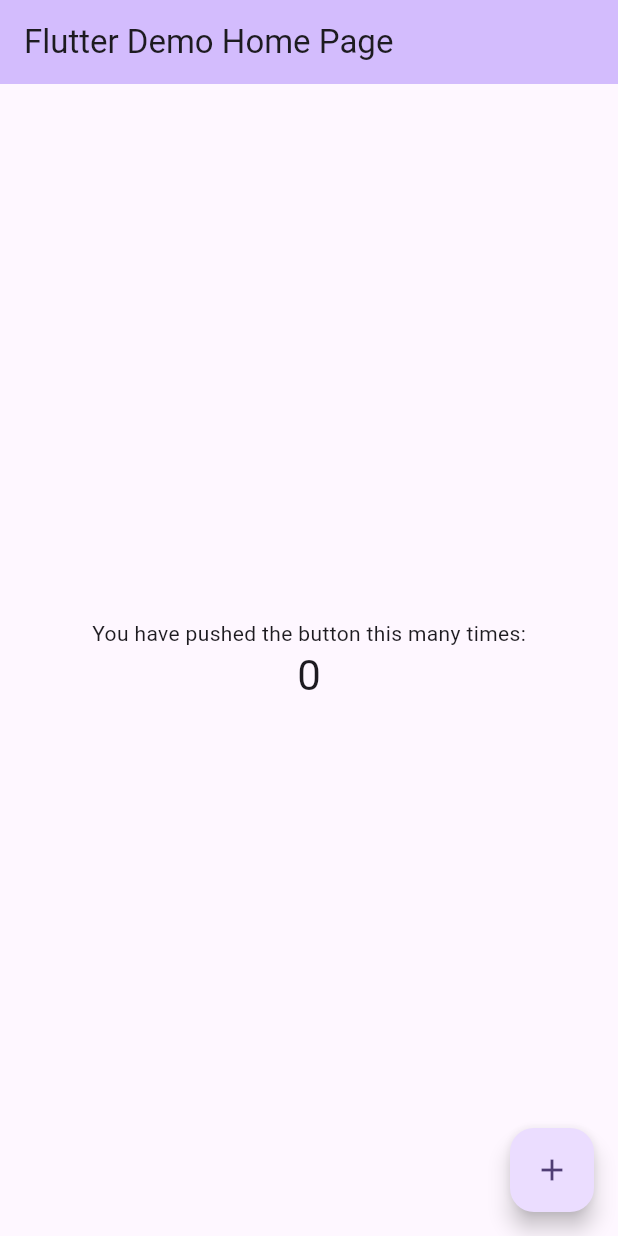
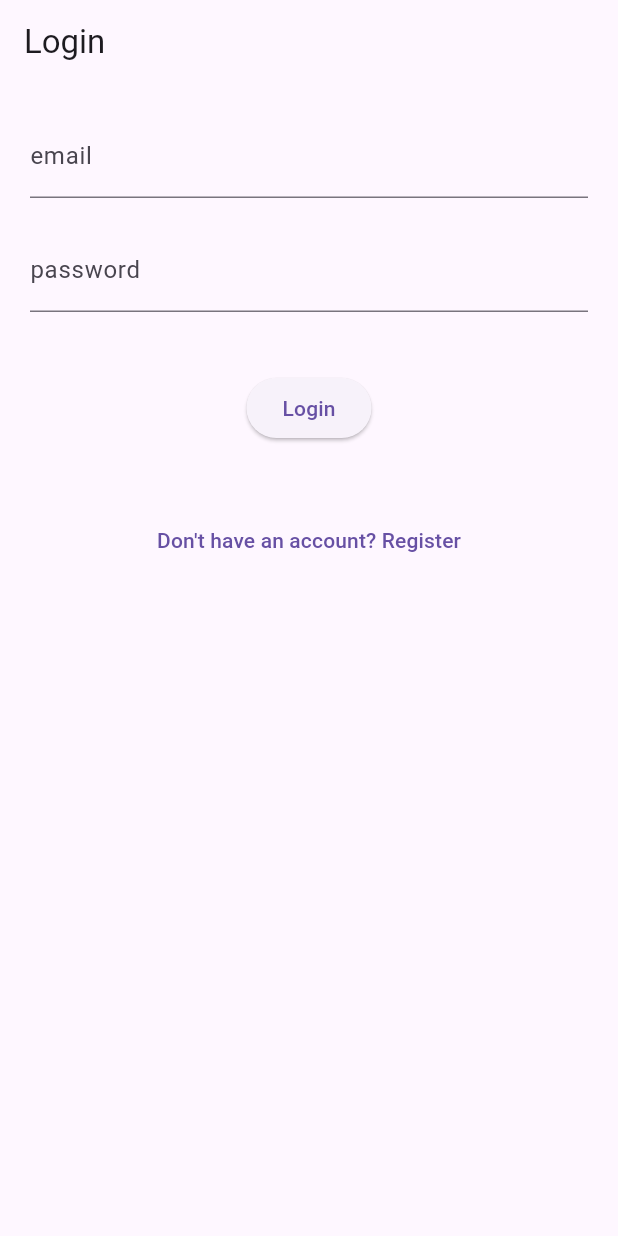
Before and after one commit to a-saber/nti5_firebase, a Flutter app: the screen it shows after launch, on a phone screen of 412 x 824 dp. Run offline on Flutter 3.47's test engine with Material 3 defaults, Android fonts, the phone set to English and light mode, and no system bars; our stand-ins replace cloud_firestore, dartz, firebase_auth, firebase_core, flutter_bloc, fluttertoast; accounts and stored records are empty.

Commit message:
firebase auth, firestore

```diff
--- /dev/null
+++ b/lib/features/auth/cubit/login/login_cubit.dart
@@ -0,0 +1,32 @@
+import 'package:flutter/material.dart';
+import 'package:flutter_bloc/flutter_bloc.dart';
+import 'package:nti5_firebase/features/auth/data/repo/auth_repo.dart';
+
+import 'login_state.dart';
+
+class LoginCubit extends Cubit<LoginState>{
+  LoginCubit(this.repo) : super(LoginInitial());
+  static LoginCubit get(context) => BlocProvider.of(context);
+  final AuthRepo repo;
+
+  var email = TextEditingController();
+  var password = TextEditingController();
+  var formKey = GlobalKey<FormState>();
+
+
+  void login() async{
+    if(formKey.currentState?.validate() == false) return;
+
+
+    emit(LoginLoading());
+    var result = await repo.login(
+      emailAddress: email.text,
+      password: password.text
+    );
+    result.fold(
+        (error)=> emit(LoginError(error)),
+        (model)=> emit(LoginSuccess(model))
+    );
+  }
+
+}
--- /dev/null
+++ b/lib/features/auth/cubit/login/login_state.dart
@@ -0,0 +1,17 @@
+import 'package:nti5_firebase/features/auth/data/models/user_model.dart';
+
+abstract class LoginState{}
+
+class LoginInitial extends LoginState{}
+
+class LoginLoading extends LoginState{}
+
+class LoginSuccess extends LoginState{
+  UserModel userModel ;
+  LoginSuccess(this.userModel);
+}
+
+class LoginError extends LoginState{
+  String error;
+  LoginError(this.error);
+}
--- a/lib/features/auth/cubit/register/register_cubit.dart
+++ b/lib/features/auth/cubit/register/register_cubit.dart
@@ -20,6 +20,7 @@ class RegisterCubit extends Cubit<RegisterState>{
     if(formKey.currentState?.validate() == false) return;
     if(password.text != confirmPassword.text){
       emit(RegisterError('Passwords don\'t match'));
+      return;
     }
 
     emit(RegisterLoading());
@@ -31,7 +32,7 @@ class RegisterCubit extends Cubit<RegisterState>{
     );
     result.fold(
         (error)=> emit(RegisterError(error)),
-        (model)=> emit(RegisterSuccess(model))
+        (u)=> emit(RegisterSuccess())
     );
   }
 
--- a/lib/features/auth/cubit/register/register_state.dart
+++ b/lib/features/auth/cubit/register/register_state.dart
@@ -6,11 +6,7 @@ class RegisterInitial extends RegisterState{}
 
 class RegisterLoading extends RegisterState{}
 
-class RegisterSuccess extends RegisterState{
-  UserModel userModel;
-  RegisterSuccess(this.userModel);
-}
-
+class RegisterSuccess extends RegisterState{}
 class RegisterError extends RegisterState{
   String error;
   RegisterError(this.error);
--- a/lib/features/auth/data/repo/auth_repo.dart
+++ b/lib/features/auth/data/repo/auth_repo.dart
@@ -1,9 +1,10 @@
+import 'package:cloud_firestore/cloud_firestore.dart';
 import 'package:dartz/dartz.dart';
 import 'package:firebase_auth/firebase_auth.dart';
 import 'package:nti5_firebase/features/auth/data/models/user_model.dart';
 
 class AuthRepo{
-  Future<Either<String, UserModel>> register({
+  Future<Either<String, Unit>> register({
     required String emailAddress,
     required String name,
     required String phone,
@@ -14,22 +15,64 @@ class AuthRepo{
         email: emailAddress,
         password: password,
       );
+      await credential.user?.sendEmailVerification();
 
-      var user = UserModel(
+      UserModel userModel = UserModel(
         email: emailAddress,
+        name: name,
         phone: phone,
-        name: name,
-        id: credential.user!.uid
+        id: credential.user?.uid
       );
-      return right(user);
+
+      await FirebaseFirestore.instance.collection('users')
+      .add(userModel.toJson());
+      return right(unit);
 
     } catch (e) {
+      print('Error Register: ${e.toString()}');
       if(e is FirebaseAuthException){
       if (e.code == 'weak-password') {
         return left('The password provided is too weak.');
       } else if (e.code == 'email-already-in-use') {
         return left('The account already exists for that email.');
       }
+      return left('${e.code} ${e.message}');
+    }
+      return left('error has happened');
+    }
+  }
+  Future<Either<String, UserModel>> login({
+    required String emailAddress,
+    required String password
+})async{
+    try {
+      final credential = await FirebaseAuth.instance.signInWithEmailAndPassword(
+        email: emailAddress,
+        password: password,
+      );
+      if(credential.user!.emailVerified){
+        var user = UserModel(
+            email: emailAddress,
+            id: credential.user!.uid
+        );
+        return right(user);
+      }
+      else {
+        return left('Please verify your email first');
+      }
+
+
+
+
+
+    } catch (e) {
+      if(e is FirebaseAuthException){
+        if (e.code == 'user-not-found') {
+          return left('No user found for that email.');
+        } else if (e.code == 'wrong-password') {
+          return left('Wrong password provided for that user.');
+        }
+        return left('${e.code} ${e.message}');
     }
       print(e.toString());
       return left('error has happened');
--- /dev/null
+++ b/lib/features/auth/views/login_view.dart
@@ -0,0 +1,116 @@
+import 'package:flutter/material.dart';
+import 'package:flutter_bloc/flutter_bloc.dart';
+import 'package:fluttertoast/fluttertoast.dart';
+import 'package:nti5_firebase/features/auth/data/repo/auth_repo.dart';
+
+import '../../home/views/home_view.dart';
+import '../cubit/login/login_cubit.dart';
+import '../cubit/login/login_state.dart';
+import 'register_view.dart';
+
+
+class LoginView extends StatelessWidget {
+  const LoginView({super.key});
+
+  @override
+  Widget build(BuildContext context) {
+    return BlocProvider(
+      create: (context)=> LoginCubit(AuthRepo()),
+      child: Scaffold(
+        appBar: AppBar(
+          title: Text('Login'),
+        ),
+        body: BlocConsumer<LoginCubit, LoginState>(
+          listener: (context, state){
+            if( state is LoginSuccess){
+              Fluttertoast.showToast(
+                  msg: "Logged in Successfully",
+                  toastLength: Toast.LENGTH_LONG,
+                  gravity: ToastGravity.CENTER,
+                  timeInSecForIosWeb: 1,
+                  backgroundColor: Colors.green,
+                  textColor: Colors.white,
+                  fontSize: 16.0
+              );
+              Navigator.pushAndRemoveUntil(
+                  context,
+                  MaterialPageRoute(builder: (context)=> HomeView()),
+                  (r)=> false
+              );
+
+            }
+            else if(state is LoginError){
+              Fluttertoast.showToast(
+                  msg: state.error,
+                  toastLength: Toast.LENGTH_LONG,
+                  gravity: ToastGravity.CENTER,
+                  timeInSecForIosWeb: 1,
+                  backgroundColor: Colors.red,
+                  textColor: Colors.white,
+                  fontSize: 16.0
+              );
+            }
+          },
+          builder: (context, state){
+            var cubit = LoginCubit.get(context);
+            return Form(
+                key: cubit.formKey,
+                child: SingleChildScrollView(
+                  padding: EdgeInsets.all(20),
+                  child: Column(
+                    children:
+                    [
+
+                      TextFormField(
+                        controller: cubit.email,
+                        decoration: InputDecoration(
+                          labelText: 'email',
+                        ),
+                        validator: (value){
+                          if(value == null || value.isEmpty){
+                            return 'email is required';
+                          }
+                          return null;
+                        },
+                      ),
+                      SizedBox(height: 20,),
+                      TextFormField(
+                        controller: cubit.password,
+                        decoration: InputDecoration(
+                          labelText: 'password',
+                        ),
+                        validator: (value){
+                          if(value == null || value.isEmpty){
+                            return 'password is required';
+                          }
+                          return null;
+                        },
+                      ),
+                      SizedBox(height: 40,),
+
+                      if(state is LoginLoading)
+                        CircularProgressIndicator()
+                      else
+                        ElevatedButton(
+                            onPressed: cubit.login,
+                            child: Text('Login')
+                        ),
+
+                      SizedBox(height: 40,),
+                      TextButton(onPressed: (){
+                        Navigator.push(context, MaterialPageRoute(builder: (context)=> RegisterView()));
+                      },
+                          child: Text('Don\'t have an account? Register'))
+
+                    ],
+
+                  ),
+                )
+            );
+          },
+        ),
+      ),
+
+    );
+  }
+}
--- a/lib/main.dart
+++ b/lib/main.dart
@@ -1,6 +1,10 @@
 import 'package:firebase_auth/firebase_auth.dart';
 import 'package:firebase_core/firebase_core.dart';
 import 'package:flutter/material.dart';
+import 'package:nti5_firebase/features/auth/views/login_view.dart';
+import 'package:nti5_firebase/features/home/views/home_view.dart';
+
+import 'features/auth/views/register_view.dart';
 
 void main() async{
   WidgetsFlutterBinding.ensureInitialized();
@@ -26,114 +30,9 @@ class MyApp extends StatelessWidget {
   Widget build(BuildContext context) {
     return MaterialApp(
       title: 'Flutter Demo',
-      theme: ThemeData(
-        // This is the theme of your application.
-        //
-        // TRY THIS: Try running your application with "flutter run". You'll see
-        // the application has a purple toolbar. Then, without quitting the app,
-        // try changing the seedColor in the colorScheme below to Colors.green
-        // and then invoke "hot reload" (save your changes or press the "hot
-        // reload" button in a Flutter-supported IDE, or press "r" if you used
-        // the command line to start the app).
-        //
-        // Notice that the counter didn't reset back to zero; the application
-        // state is not lost during the reload. To reset the state, use hot
-        // restart instead.
-        //
-        // This works for code too, not just values: Most code changes can be
-        // tested with just a hot reload.
-        colorScheme: ColorScheme.fromSeed(seedColor: Colors.deepPurple),
-        useMaterial3: true,
-      ),
-      home: const MyHomePage(title: 'Flutter Demo Home Page'),
+      home: FirebaseAuth.instance.currentUser == null ?
+      LoginView() :
+      HomeView(),
     );
   }
 }
-
-class MyHomePage extends StatefulWidget {
-  const MyHomePage({super.key, required this.title});
-
-  // This widget is the home page of your application. It is stateful, meaning
-  // that it has a State object (defined below) that contains fields that affect
-  // how it looks.
-
-  // This class is the configuration for the state. It holds the values (in this
-  // case the title) provided by the parent (in this case the App widget) and
-  // used by the build method of the State. Fields in a Widget subclass are
-  // always marked "final".
-
-  final String title;
-
-  @override
-  State<MyHomePage> createState() => _MyHomePageState();
-}
-
-class _MyHomePageState extends State<MyHomePage> {
-  int _counter = 0;
-
-  void _incrementCounter() {
-    setState(() {
-      // This call to setState tells the Flutter framework that something has
-      // changed in this State, which causes it to rerun the build method below
-      // so that the display can reflect the updated values. If we changed
-      // _counter without calling setState(), then the build method would not be
-      // called again, and so nothing would appear to happen.
-      _counter++;
-    });
-  }
-
-  @override
-  Widget build(BuildContext context) {
-    // This method is rerun every time setState is called, for instance as done
-    // by the _incrementCounter method above.
-    //
-    // The Flutter framework has been optimized to make rerunning build methods
-    // fast, so that you can just rebuild anything that needs updating rather
-    // than having to individually change instances of widgets.
-    return Scaffold(
-      appBar: AppBar(
-        // TRY THIS: Try changing the color here to a specific color (to
-        // Colors.amber, perhaps?) and trigger a hot reload to see the AppBar
-        // change color while the other colors stay the same.
-        backgroundColor: Theme.of(context).colorScheme.inversePrimary,
-        // Here we take the value from the MyHomePage object that was created by
-        // the App.build method, and use it to set our appbar title.
-        title: Text(widget.title),
-      ),
-      body: Center(
-        // Center is a layout widget. It takes a single child and positions it
-        // in the middle of the parent.
-        child: Column(
-          // Column is also a layout widget. It takes a list of children and
-          // arranges them vertically. By default, it sizes itself to fit its
-          // children horizontally, and tries to be as tall as its parent.
-          //
-          // Column has various properties to control how it sizes itself and
-          // how it positions its children. Here we use mainAxisAlignment to
-          // center the children vertically; the main axis here is the vertical
-          // axis because Columns are vertical (the cross axis would be
-          // horizontal).
-          //
-          // TRY THIS: Invoke "debug painting" (choose the "Toggle Debug Paint"
-          // action in the IDE, or press "p" in the console), to see the
-          // wireframe for each widget.
-          mainAxisAlignment: MainAxisAlignment.center,
-          children: <Widget>[
-            const Text(
-              'You have pushed the button this many times:',
-            ),
-            Text(
-              '$_counter',
-              style: Theme.of(context).textTheme.headlineMedium,
-            ),
-          ],
-        ),
-      ),
-      floatingActionButton: FloatingActionButton(
-        onPressed: _incrementCounter,
-        tooltip: 'Increment',
-        child: const Icon(Icons.add),
-      ), // This trailing comma makes auto-formatting nicer for build methods.
-    );
-  }
-}
--- a/pubspec.yaml
+++ b/pubspec.yaml
@@ -36,9 +36,10 @@ dependencies:
   cupertino_icons: ^1.0.8
   firebase_core:
   firebase_auth:
+  cloud_firestore:
   dartz:
   flutter_bloc:
-  fluttertoast:
+  fluttertoast: ^8.0.2
 
 dev_dependencies:
   flutter_test:
```
Also changed, not shown: lib/features/auth/views/register_view.dart (+5 -3 lines), lib/features/home/views/home_view.dart (added, +23 -0 lines), pubspec.lock, 4 other files.
